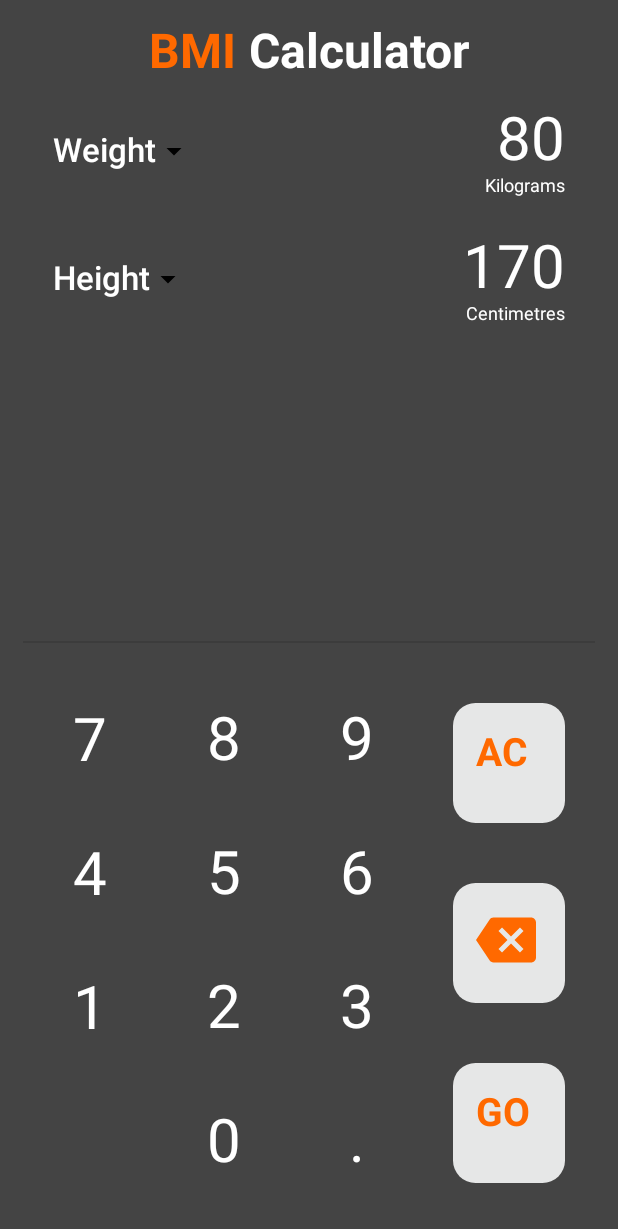
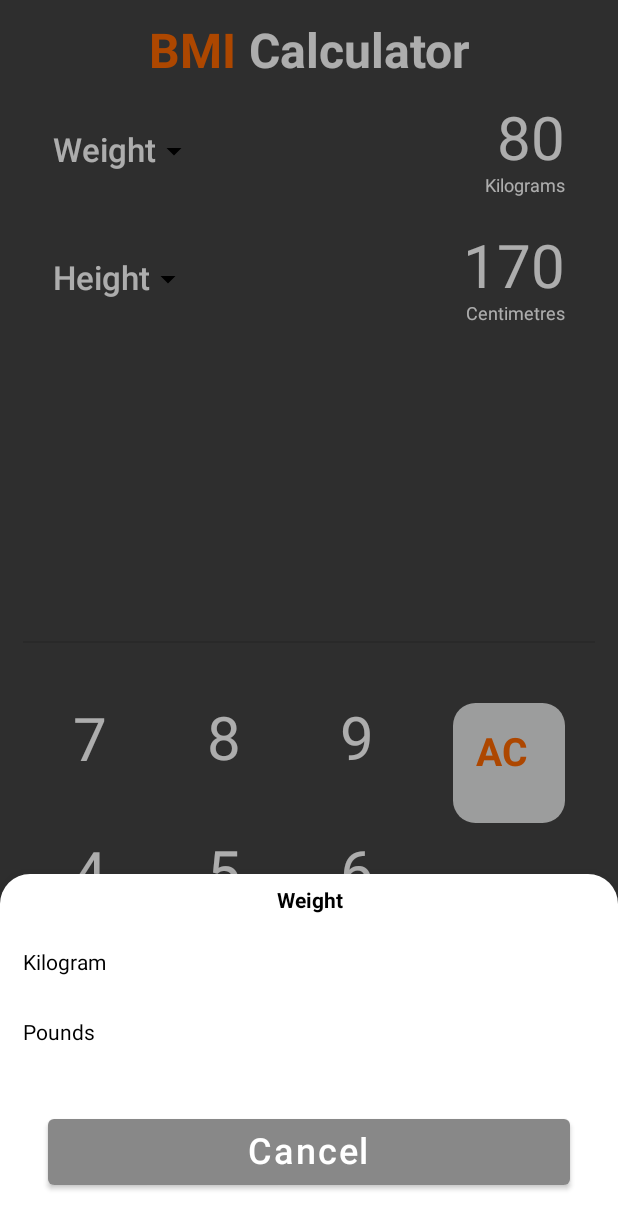
Before and after one commit to teotia-codes/BMiCalculator, an Android app built with Jetpack Compose: the composable BMIScreen shown on its own in the app's theme, after a tap on "Weight", on a phone screen of 412 x 824 dp. Shown: the top 1229 px of the screen. Run offline under Robolectric (Android 15) with nearby library versions, the phone set to English and light mode, and no system bars; 1 statement that could not run was skipped.

Commit message:
Modal bottom sheet UI part done

```diff
--- a/app/src/main/java/com/example/courseapp/MainActivity.kt
+++ b/app/src/main/java/com/example/courseapp/MainActivity.kt
@@ -10,6 +10,7 @@ import androidx.compose.material3.Text
 import androidx.compose.runtime.Composable
 import androidx.compose.ui.Modifier
 import androidx.compose.ui.tooling.preview.Preview
+import com.example.courseapp.ui.theme.BMIScreen
 import com.example.courseapp.ui.theme.CourseAppTheme
 
 class MainActivity : ComponentActivity() {
@@ -24,6 +25,8 @@ class MainActivity : ComponentActivity() {
                 ) {
 
 
+                    BMIScreen()
+
 
                 }
             }
--- a/app/src/main/java/com/example/courseapp/ui/theme/Bmi.kt
+++ b/app/src/main/java/com/example/courseapp/ui/theme/Bmi.kt
@@ -10,9 +10,15 @@ import androidx.compose.foundation.layout.fillMaxSize
 import androidx.compose.foundation.layout.fillMaxWidth
 import androidx.compose.foundation.layout.height
 import androidx.compose.foundation.layout.padding
+import androidx.compose.foundation.shape.RoundedCornerShape
 import androidx.compose.material.Divider
+import androidx.compose.material.ExperimentalMaterialApi
+import androidx.compose.material.ModalBottomSheetLayout
+import androidx.compose.material.ModalBottomSheetValue
 import androidx.compose.material.Text
+import androidx.compose.material.rememberModalBottomSheetState
 import androidx.compose.runtime.Composable
+import androidx.compose.runtime.rememberCoroutineScope
 import androidx.compose.ui.Alignment
 import androidx.compose.ui.Modifier
 import androidx.compose.ui.graphics.Color
@@ -21,9 +27,36 @@ import androidx.compose.ui.text.style.TextAlign
 import androidx.compose.ui.tooling.preview.Preview
 import androidx.compose.ui.unit.dp
 import androidx.compose.ui.unit.sp
+import kotlinx.coroutines.launch
 
+@OptIn(ExperimentalMaterialApi::class)
 @Composable
 fun BMIScreen() {
+    val coroutineScope = rememberCoroutineScope()
+    val modalBottomSheetState = rememberModalBottomSheetState(initialValue = ModalBottomSheetValue.Hidden,
+        skipHalfExpanded = true)
+    ModalBottomSheetLayout(
+        sheetShape = RoundedCornerShape(topStart = 20.dp, topEnd = 20.dp),
+        sheetState = modalBottomSheetState,
+        sheetContent = {
+                                          BottomSheetContent(
+
+                                              sheetTitle = "Weight",
+                                              sheetItemList = listOf("Kilogram", "Pounds") ,
+                                              onItemCLick = {
+                                                  coroutineScope.launch {
+                                                      modalBottomSheetState.hide()
+                                                  }
+                                              },
+                                              onCancelClick = {
+                                                  coroutineScope.launch {
+                                                      modalBottomSheetState.hide()
+                                                  }
+                                              }
+                                          )
+
+    },
+        content = {
             Column(
                 modifier = Modifier
                     .fillMaxSize()
@@ -64,7 +97,11 @@ fun BMIScreen() {
                     )
                     {
                         UnitItem(text = "Weight",
-                    onClick = {},
+                            onClick = {
+                                      coroutineScope.launch {
+                                          modalBottomSheetState.show()
+                                      }
+                            },
                             color = Color.White)
                         InputUnitValue(inputValue = "80",
                             inputUnit = "Kilograms",
@@ -82,7 +119,11 @@ fun BMIScreen() {
                     )
                     {
                         UnitItem(text = "Height",
-                    onClick = {},
+                            onClick = {
+                                coroutineScope.launch {
+                                    modalBottomSheetState.show()
+                                }
+                            },
                             color = Color.White)
                         InputUnitValue(inputValue = "170",
                             inputUnit = "Centimetres",
@@ -115,6 +156,10 @@ fun BMIScreen() {
 
             }
 
+        })
+
+
+
 }
 
 @Preview
--- a/app/src/main/java/com/example/courseapp/ui/theme/Components.kt
+++ b/app/src/main/java/com/example/courseapp/ui/theme/Components.kt
@@ -293,11 +293,51 @@ fun ShareButton(
         )) {
         Text(text = "Share",
             fontSize = 20.sp,
-            modifier = Modifier.padding(10.dp)
-            .clip(RoundedCornerShape(15.dp)))
+            modifier = Modifier
+                .padding(10.dp)
+                .clip(RoundedCornerShape(15.dp)))
     }
 }
 
+@Composable
+fun BottomSheetContent(
+    sheetTitle: String,
+    sheetItemList: List<String>,
+    onItemCLick: (String) -> Unit,
+    onCancelClick: ()->Unit
+) {
+    Text(text = sheetTitle,
+        modifier =Modifier.fillMaxWidth().padding(10.dp) ,
+        color = Color.Black,
+        fontWeight = FontWeight.Bold,
+        textAlign = TextAlign.Center)
+    sheetItemList.forEach{item ->
+        Box(modifier = Modifier
+            .fillMaxWidth()
+            .clickable {
+                onItemCLick(item)
+            }){
+            Text(text = item ,
+                color = Color.Black,
+                modifier = Modifier.padding(15.dp))
+        }
+
+    }
+    Button(onClick = { onCancelClick() },
+        modifier = Modifier
+            .fillMaxWidth()
+            .padding(32.dp),
+        colors = ButtonDefaults.buttonColors(
+            backgroundColor = Color.Gray,
+            contentColor = Color.White
+        )
+    ) {
+        Text(text = "Cancel", fontSize = 24.sp)
+
+    }
+
+
+}
 @Preview
 @Composable
 fun Pre() {
--- a/app/src/main/java/com/example/courseapp/ui/theme/Theme.kt
+++ b/app/src/main/java/com/example/courseapp/ui/theme/Theme.kt
@@ -10,6 +10,7 @@ import androidx.compose.material3.dynamicLightColorScheme
 import androidx.compose.material3.lightColorScheme
 import androidx.compose.runtime.Composable
 import androidx.compose.runtime.SideEffect
+import androidx.compose.ui.graphics.Color
 import androidx.compose.ui.graphics.toArgb
 import androidx.compose.ui.platform.LocalContext
 import androidx.compose.ui.platform.LocalView
@@ -57,7 +58,7 @@ fun CourseAppTheme(
     if (!view.isInEditMode) {
         SideEffect {
             val window = (view.context as Activity).window
-            window.statusBarColor = GrayBackground.toArgb()
+            window.statusBarColor = Color.Gray.toArgb()
             WindowCompat.getInsetsController(window, view).isAppearanceLightStatusBars = darkTheme
         }
     }
```
Lines whose indentation alone changed are shown as unchanged.
